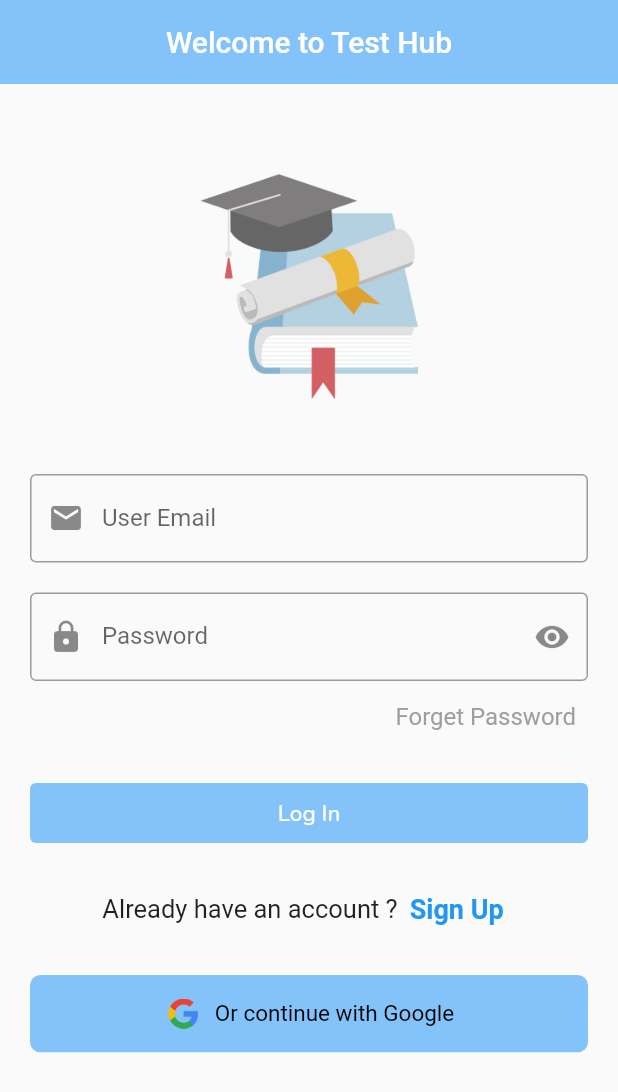
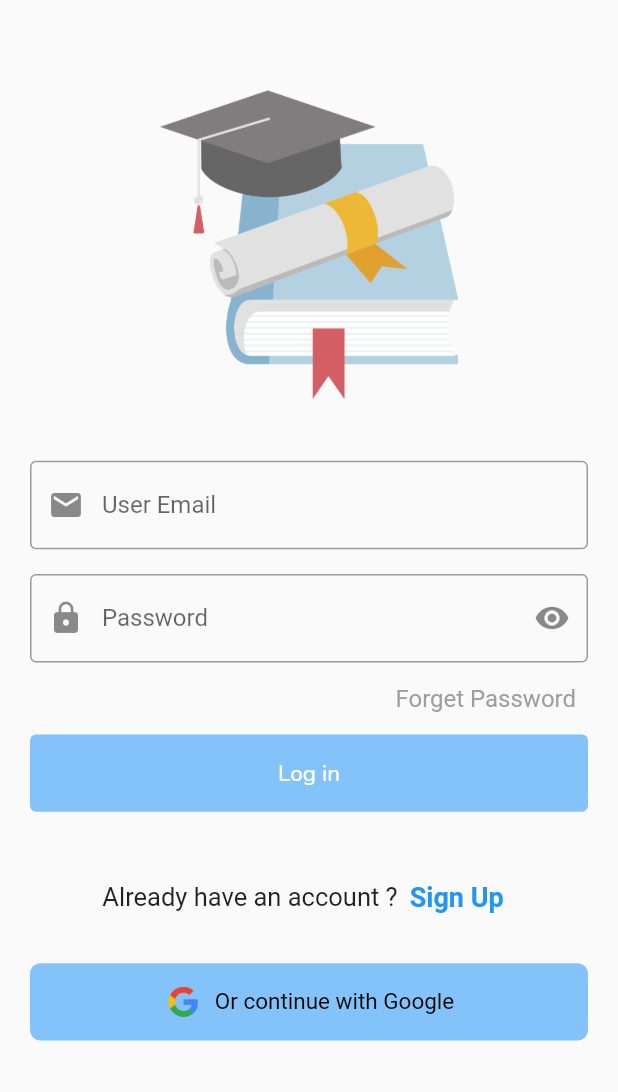
Before and after one commit to Sarful04/test-hub-Sarful-, a Flutter app: the screen it shows after launch, on a phone screen of 412 x 824 dp. Shown: the top 1092 px of the screen. Run offline on Flutter 3.47's test engine with Material 2 defaults, Android fonts, the phone set to English and light mode, and no system bars; our stand-ins replace auto_size_text, firebase_auth, firebase_core, google_fonts, google_sign_in; accounts and stored records are empty.

Commit message:
made some tweaks

```diff
--- a/lib/featured/Student/S_homepage.dart
+++ b/lib/featured/Student/S_homepage.dart
@@ -5,7 +5,6 @@ import 'package:flutter/material.dart';
 import 'package:google_fonts/google_fonts.dart';
 import 'package:test_hub/services/authentication.dart';
 import 'package:test_hub/shared/constants/device_Dimensions.dart';
-import 'package:test_hub/shared/widgets/test_detail_card.dart';
 
 class StudentHomepage extends StatefulWidget {
   const StudentHomepage({super.key});
@@ -110,11 +109,15 @@ class _StudentHomepageState extends State<StudentHomepage> {
                                   .instance.currentUser!.photoURL!)),
                         ],
                       ),
-                      const SizedBox(
-                        height: 15,
+                      SizedBox(
+                        height: DeviceDimensions.deviceHeight(context) / 3,
                       ),
-                      const TestDetailCard(),
-                      const Spacer(),
+                      AutoSizeText(
+                        "Hello, I am Student Homepage 👋",
+                        maxLines: 1,
+                        style: GoogleFonts.nunito(
+                            fontSize: 30, fontWeight: FontWeight.bold),
+                      ),
                     ],
                   ),
                 ))));
--- a/lib/featured/Student/S_login.dart
+++ b/lib/featured/Student/S_login.dart
@@ -19,13 +19,8 @@ class _LoginPageState extends State<LoginPage> {
   @override
   Widget build(BuildContext context) {
     return Scaffold(
-      appBar: AppBar(
-        elevation: 0,
-        backgroundColor: const Color.fromARGB(255, 132, 195, 250),
-        title: const Text("Welcome to Test Hub"),
-        centerTitle: true,
-      ),
-      body: SingleChildScrollView(
+      resizeToAvoidBottomInset: false,
+      body: SafeArea(
         child: Padding(
           padding: const EdgeInsets.symmetric(
             horizontal: 20,
@@ -35,16 +30,13 @@ class _LoginPageState extends State<LoginPage> {
             key: _loginfield,
             child: Column(
               crossAxisAlignment: CrossAxisAlignment.center,
-              mainAxisAlignment: MainAxisAlignment.center,
               children: [
                 Image.asset(
-                  "assets/avatar.png",
-                  height: 150,
-                  width: 150,
+                  "assets/loginPageImage.png",
+                  height: DeviceDimensions.deviceHeight(context) / 4,
+                  width: DeviceDimensions.deviceWidth(context) / 2,
                 ),
-                const SizedBox(
-                  height: 50,
-                ),
+                SizedBox(height: DeviceDimensions.deviceHeight(context) / 20),
                 TextFormField(
                   keyboardType: TextInputType.emailAddress,
                   controller: emailController,
@@ -66,8 +58,8 @@ class _LoginPageState extends State<LoginPage> {
                   //   }
                   // },
                 ),
-                const SizedBox(
-                  height: 20,
+                SizedBox(
+                  height: DeviceDimensions.deviceHeight(context) / 50,
                 ),
                 TextFormField(
                   keyboardType: TextInputType.emailAddress,
@@ -110,13 +102,15 @@ class _LoginPageState extends State<LoginPage> {
                     ),
                   ],
                 ),
-                const SizedBox(
-                  height: 20,
-                ),
-                UserButton('Log In', () {}, 40, 500,
-                    const Color.fromARGB(255, 132, 195, 250), 15),
-                const SizedBox(
-                  height: 20,
+                UserButton(
+                    buttonText: "Log in",
+                    fn: () {},
+                    height: DeviceDimensions.deviceHeight(context) / 16,
+                    width: DeviceDimensions.deviceWidth(context),
+                    buttonColor: const Color.fromARGB(255, 132, 195, 250),
+                    fontSize: 15),
+                SizedBox(
+                  height: DeviceDimensions.deviceHeight(context) / 25,
                 ),
                 Row(
                   mainAxisAlignment: MainAxisAlignment.center,
--- a/lib/main.dart
+++ b/lib/main.dart
@@ -1,4 +1,3 @@
-// import 'package:firebase_core/firebase_core.dart';
 import 'package:firebase_core/firebase_core.dart';
 import 'package:flutter/material.dart';
 import 'package:test_hub/services/authentication.dart';
--- a/lib/shared/widgets/button.dart
+++ b/lib/shared/widgets/button.dart
@@ -2,16 +2,22 @@ import 'package:flutter/material.dart';
 import 'package:google_fonts/google_fonts.dart';
 
 Widget UserButton(
-    String s, Function fn, double h, double w, Color c, double font) {
-  return Container(
-    height: h,
-    width: w,
+    {required String buttonText,
+    required Function fn,
+    required double height,
+    required double width,
+    required Color buttonColor,
+    required double fontSize}) {
+  return SizedBox(
+    height: height,
+    width: width,
     child: ElevatedButton(
-        style: ButtonStyle(backgroundColor: MaterialStatePropertyAll(c)),
+        style:
+            ButtonStyle(backgroundColor: MaterialStatePropertyAll(buttonColor)),
         onPressed: fn(),
         child: Text(
-          s,
-          style: GoogleFonts.nunito(color: Colors.white, fontSize: font),
+          buttonText,
+          style: GoogleFonts.nunito(color: Colors.white, fontSize: fontSize),
         )),
   );
 }
```
Also changed, not shown: assets/loginPageImage.png (renamed from assets/avatar.png).
